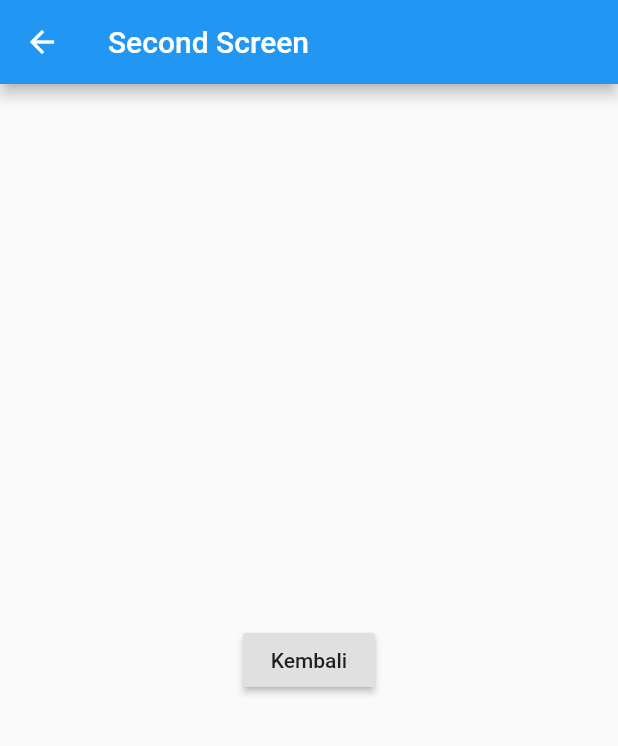
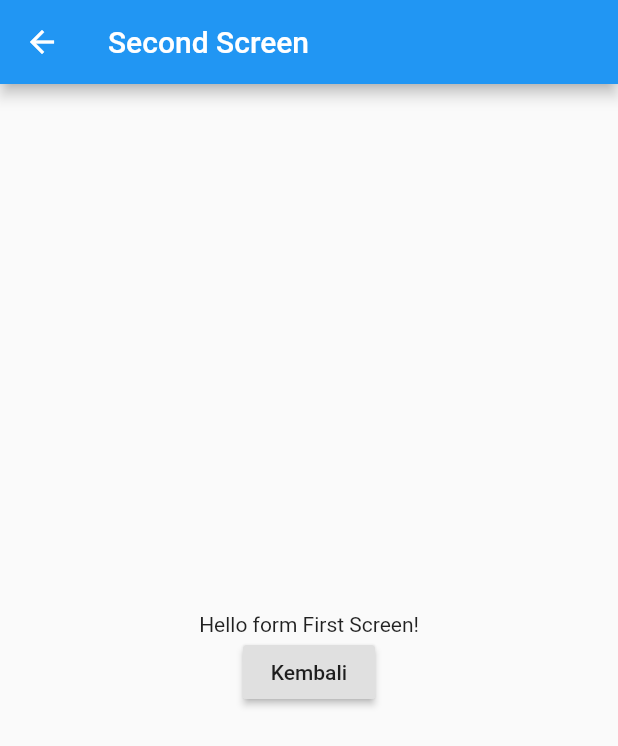
Before and after one commit to Tiofani99/Belajar-Flutter, a Flutter app: the screen it shows after launch, after a tap on "Pindah Screen 2", on a phone screen of 412 x 824 dp. Shown: the top 746 px of the screen. Run offline on Flutter 3.47's test engine with Material 2 defaults, Android fonts, the phone set to English and light mode, and no system bars.

Commit message:
pindah screen dengan data

```diff
--- a/my_navigation/lib/main.dart
+++ b/my_navigation/lib/main.dart
@@ -17,6 +17,8 @@ class MyApp extends StatelessWidget {
 }
 
 class FirstScreen extends StatelessWidget {
+  String message = "Hello form First Screen!";
+
   @override
   Widget build(BuildContext context) {
     return Scaffold(
@@ -30,7 +32,7 @@ class FirstScreen extends StatelessWidget {
           child: Text('Pindah Screen 2'),
           onPressed: () {
             Navigator.push(context, MaterialPageRoute(builder: (context) {
-              return SecondScreen();
+              return SecondScreen(message);
             }));
           },
         ),
@@ -40,6 +42,9 @@ class FirstScreen extends StatelessWidget {
 }
 
 class SecondScreen extends StatelessWidget {
+  final String message;
+  SecondScreen(this.message);
+
   @override
   Widget build(BuildContext context) {
     return Scaffold(
@@ -47,11 +52,17 @@ class SecondScreen extends StatelessWidget {
         title: Text('Second Screen'),
       ),
       body: Center(
-        child: RaisedButton(
-          child: Text('Kembali'),
-          onPressed: (){
-           Navigator.pop(context);
-          },
+        child: Column(
+          mainAxisSize: MainAxisSize.min,
+          children: <Widget>[
+            Text(message),
+            RaisedButton(
+              child: Text('Kembali'),
+              onPressed: (){
+                Navigator.pop(context);
+              },
+            )
+          ],
         ),
       ),
     );
```
